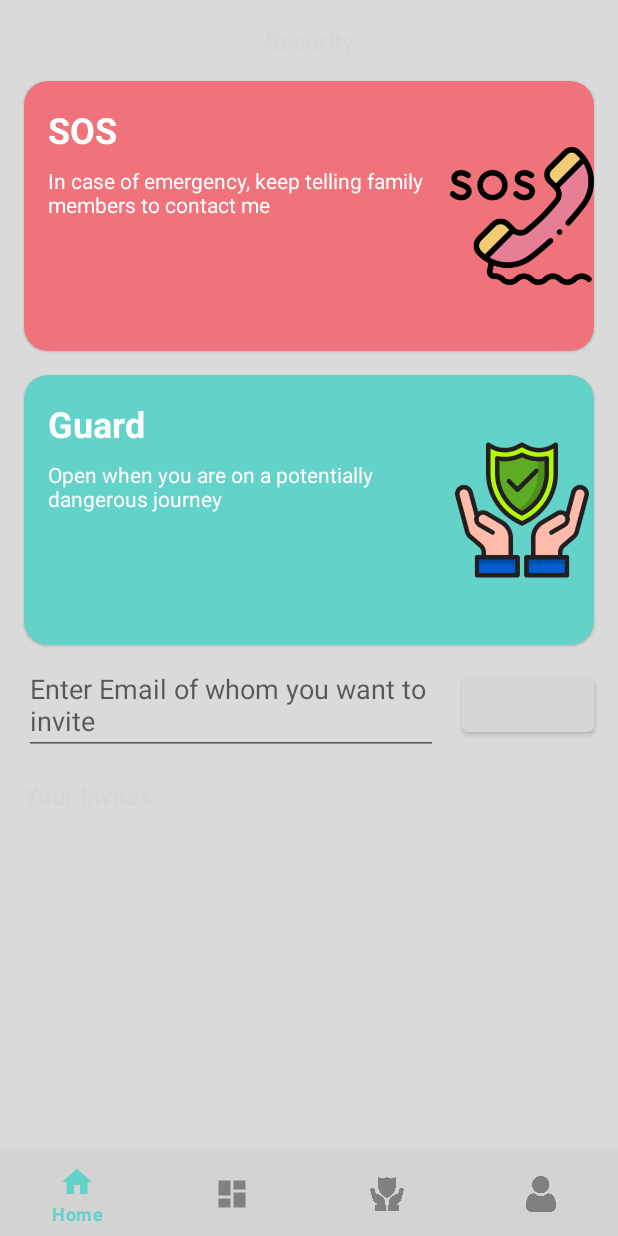
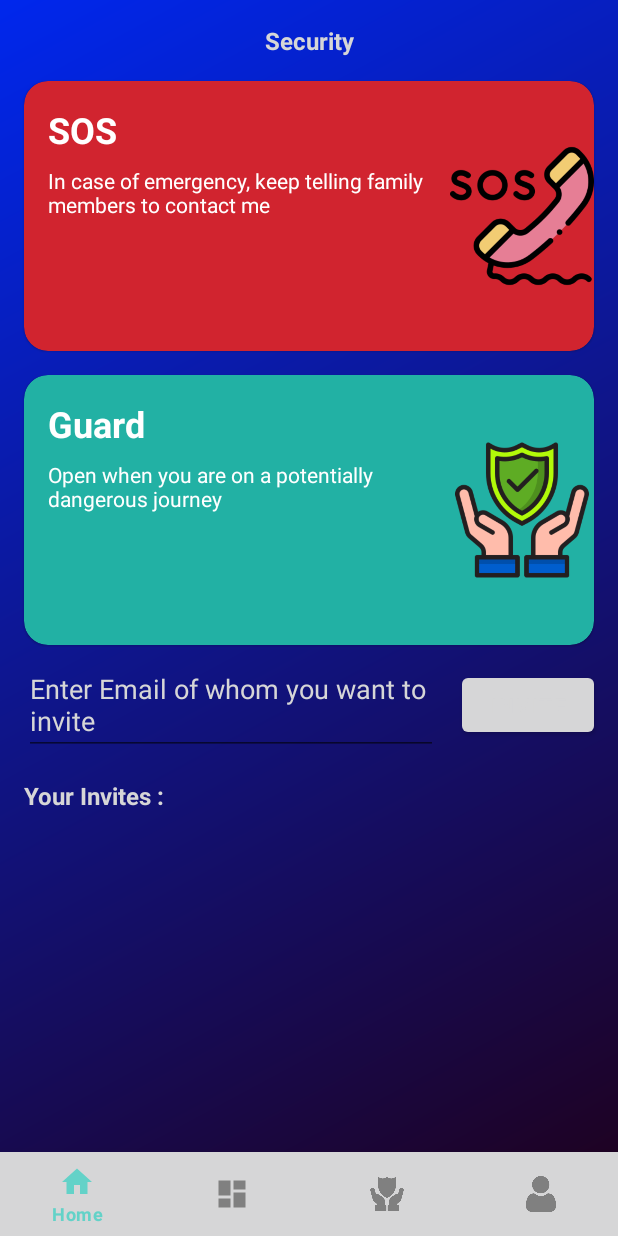
Before and after one commit to apoorvsharmaaa/LocTrac, an Android app: the fragment GuardFragment placed in its activity, on a phone screen of 412 x 824 dp. Run offline under Robolectric (Android 15) with nearby library versions, the light colour scheme and no system bars; our stand-ins replace Firebase (no records; nobody signed in at launch, a user with empty details on screens opened directly), Room's generated code.

Commit message:
Layout Update

```diff
--- a/app/src/main/res/layout/activity_main.xml
+++ b/app/src/main/res/layout/activity_main.xml
@@ -20,7 +20,7 @@
         app:layout_constraintBottom_toBottomOf="parent"
         android:layout_width="match_parent"
         app:itemTextColor="#63d2c8"
-        android:background="#D3D3D3"
+        android:background="@color/black"
         app:itemIconTint="@drawable/nav_item_color"
         android:layout_height="wrap_content" />
 
--- a/app/src/main/res/layout/fragment_dashboard.xml
+++ b/app/src/main/res/layout/fragment_dashboard.xml
@@ -3,7 +3,7 @@
     xmlns:tools="http://schemas.android.com/tools"
     android:layout_width="match_parent"
     android:layout_height="match_parent"
-    android:background="#D3D3D3D3"
+    android:background="@drawable/bg_gradient2"
     tools:context=".DashboardFragment">
 
     <TextView
--- a/app/src/main/res/layout/fragment_guard.xml
+++ b/app/src/main/res/layout/fragment_guard.xml
@@ -3,7 +3,7 @@
     xmlns:app="http://schemas.android.com/apk/res-auto"
     xmlns:tools="http://schemas.android.com/tools"
     android:layout_width="match_parent"
-    android:background="#D3D3D3D3"
+    android:background="@drawable/bg_gradient2"
     android:layout_height="match_parent"
     tools:context=".GuardFragment">
 
@@ -26,7 +26,7 @@
         android:id="@+id/pink_card"
         android:layout_margin="16dp"
         app:cardCornerRadius="16dp"
-        app:cardBackgroundColor="#f0737b"
+        app:cardBackgroundColor="#D1242F"
         app:layout_constraintTop_toBottomOf="@id/title"
         android:layout_width="match_parent"
         android:layout_height="180dp" />
@@ -73,7 +73,7 @@
         android:id="@+id/green_card"
         android:layout_margin="16dp"
         app:cardCornerRadius="16dp"
-        app:cardBackgroundColor="#63d2c8"
+        app:cardBackgroundColor="#22B1A4"
         app:layout_constraintTop_toBottomOf="@id/pink_card"
         android:layout_width="match_parent"
         android:layout_height="180dp" />
@@ -120,6 +120,7 @@
         android:layout_width="0dp"
         android:layout_height="wrap_content"
         android:layout_margin="@dimen/dimen_16"
+        android:textColorHint="@color/white"
         android:hint="Enter Email of whom you want to invite"
         app:layout_constraintBottom_toBottomOf="@id/send_invite"
         app:layout_constraintEnd_toStartOf="@id/send_invite"
@@ -141,7 +142,7 @@
         android:layout_height="wrap_content"
         android:layout_margin="@dimen/dimen_16"
         android:text="Your Invites : "
-        android:textColor="@color/black"
+        android:textColor="@color/white"
         android:textSize="16sp"
         android:textStyle="bold"
         app:layout_constraintStart_toStartOf="parent"
--- a/app/src/main/res/layout/fragment_home.xml
+++ b/app/src/main/res/layout/fragment_home.xml
@@ -4,7 +4,7 @@
     android:layout_width="match_parent"
     android:layout_height="match_parent"
     xmlns:app="http://schemas.android.com/apk/res-auto"
-    android:background="#D3D3D3D3"
+    android:background="@drawable/bg_gradient2"
     tools:context=".HomeFragement">
 
 
@@ -26,7 +26,7 @@
         android:layout_height="24dp"
         android:id="@+id/icon_location"
         android:layout_margin="8dp"
-        android:src="@drawable/ic_location"
+        android:src="@drawable/ic_location_2"
         app:layout_constraintStart_toStartOf="parent"
         app:layout_constraintTop_toTopOf="parent"/>
 
--- a/app/src/main/res/layout/item_invite.xml
+++ b/app/src/main/res/layout/item_invite.xml
@@ -2,14 +2,14 @@
 <androidx.constraintlayout.widget.ConstraintLayout xmlns:android="http://schemas.android.com/apk/res/android"
     android:layout_width="wrap_content"
     android:layout_height="match_parent"
-    android:background="@color/black"
+    android:background="@drawable/bg_gradient"
     xmlns:app="http://schemas.android.com/apk/res-auto"
     android:padding="8dp">
     <ImageView
         android:id="@+id/img_user"
         android:layout_width="64dp"
         android:layout_height="64dp"
-        android:src="@drawable/user2"
+        android:src="@drawable/ic_user"
         app:layout_constraintEnd_toEndOf="parent"
         app:layout_constraintStart_toStartOf="parent"
         app:layout_constraintTop_toTopOf="parent"/>
--- a/app/src/main/res/layout/item_member.xml
+++ b/app/src/main/res/layout/item_member.xml
@@ -17,6 +17,7 @@
     <androidx.constraintlayout.widget.ConstraintLayout
         android:layout_width="match_parent"
         android:layout_height="wrap_content"
+        android:background="@drawable/bg_gradient"
         android:padding="@dimen/dimen_16">
 
         <ImageView
@@ -58,7 +59,7 @@
             android:ellipsize="end"
             android:maxLines="2"
             android:text="Hno.62 , Niti Khand-II, Indirapuram, Ghaziabad, UP, India , Hno.23, Niti Khand -3 , indirapuram , Hno.44, Niti Khand-III"
-            android:textColor="@android:color/darker_gray"
+            android:textColor="@color/white"
             app:layout_constraintEnd_toEndOf="parent"
             app:layout_constraintStart_toEndOf="@id/img_location"
             app:layout_constraintTop_toBottomOf="@id/name" />
@@ -68,7 +69,7 @@
             android:layout_width="0dp"
             android:layout_height="wrap_content"
             android:text="16:40"
-            android:textColor="@android:color/darker_gray"
+            android:textColor="@color/white"
             android:textStyle="bold"
             app:layout_constraintEnd_toEndOf="parent"
             app:layout_constraintTop_toTopOf="@id/name" />
```
Also changed, not shown: app/src/main/res/layout/fragment_profile.xml (+72 -19 lines).
